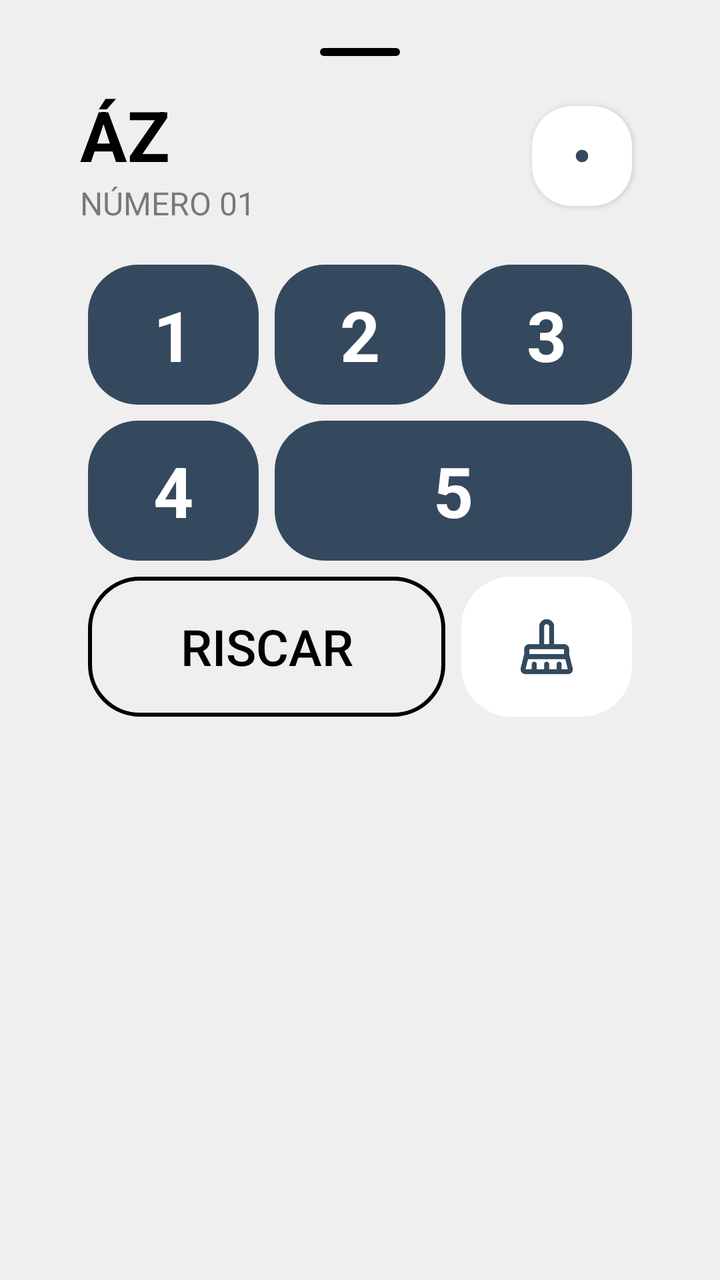
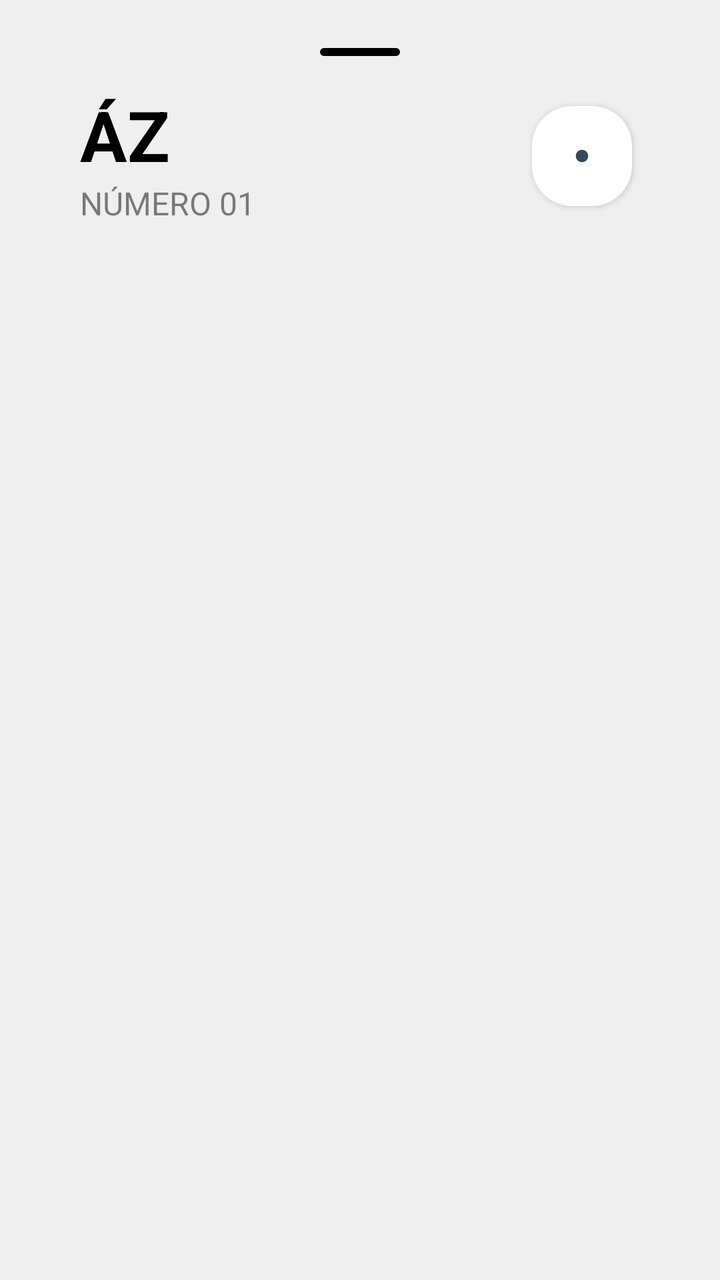

Screens rendered from an Android XML layout before and after an edit, with the pre-edit source and the edit as a unified diff.
<!-- AndroidManifest.xml: application theme Base.Theme.KingOfBozo.Standard -->
<!-- res/layout/box_az.xml -->
<?xml version="1.0" encoding="utf-8"?>
<LinearLayout xmlns:android="http://schemas.android.com/apk/res/android"
xmlns:app="http://schemas.android.com/apk/res-auto"
xmlns:tools="http://schemas.android.com/tools"
android:id="@+id/numbers_points"
android:layout_width="match_parent"
android:layout_height="wrap_content"
android:backgroundTint="?attr/customBackground"
android:background="@drawable/bottom_sheet_background"
android:orientation="vertical"
android:padding="24dp">

<ImageView
    android:layout_width="40dp"
    android:layout_height="4dp"
    android:layout_gravity="center_horizontal"
    android:layout_marginBottom="16dp"
    app:tint="?attr/textFillColor"
    android:src="@drawable/background_card_dark" />


    <LinearLayout
        android:id="@+id/action_bar"
        android:layout_width="match_parent"
        android:layout_height="wrap_content"
        android:paddingHorizontal="16dp"
        android:gravity="center"
        tools:ignore="MissingConstraints">













        <LinearLayout
            android:layout_width="wrap_content"
            android:layout_height="wrap_content"
            android:orientation="vertical"
            android:layout_weight="1"
            app:layout_constraintStart_toEndOf="@+id/button_back">



            <TextView
                android:id="@+id/scoring_title"
                android:layout_width="wrap_content"
                android:layout_height="wrap_content"
                android:text="ÁZ"
                android:textColor="?attr/textFillColor"
                android:textSize="35sp"
                android:textStyle="bold" />
            <TextView
                android:layout_width="wrap_content"
                android:layout_height="wrap_content"
                android:text="NÚMERO 01"
                android:alpha="0.5"
                android:textColor="?attr/textFillColor"
                android:textSize="16sp" />

        </LinearLayout>

        <ImageView
            android:layout_height="50dp"
            android:layout_width="50dp"
            android:backgroundTint="?attr/cardBackgroundColor"
            android:background="@drawable/background_card_de_boca"
            android:src="@drawable/ic_dice_1"
            app:tint="?attr/colorPrimary"
            android:elevation="2dp"
            android:layout_margin="4dp"/>

    </LinearLayout>

<LinearLayout
    android:layout_width="match_parent"
    android:layout_height="wrap_content"
    android:orientation="vertical"
    android:padding="16dp">

    <GridLayout
        xmlns:android="http://schemas.android.com/apk/res/android"
        xmlns:app="http://schemas.android.com/apk/res-auto"
        android:layout_width="match_parent"
        android:layout_height="wrap_content"
        android:columnCount="3"
        android:rowCount="3">

        <TextView
            android:id="@+id/valor_01"
            android:layout_height="70dp"
            android:layout_width="0dp"
            android:backgroundTint="?attr/colorPrimary"
            android:background="@drawable/background_card_black"
            android:textColor="?attr/customTextBackground"
            android:text="1"
            android:textSize="35dp"
            android:textStyle="bold"
            android:gravity="center"
            android:layout_row="0"
            android:layout_column="0"
            android:layout_columnSpan="1"
            android:layout_columnWeight="1"
            android:layout_gravity="fill"
            android:layout_margin="4dp"/>

        <TextView
            android:id="@+id/valor_02"
            android:layout_height="70dp"
            android:layout_width="0dp"
            android:backgroundTint="?attr/colorPrimary"
            android:background="@drawable/background_card_black"
            android:textColor="?attr/customTextBackground"
            android:text="2"
            android:textSize="35dp"
            android:textStyle="bold"
            android:gravity="center"
            android:layout_row="0"
            android:layout_column="1"
            android:layout_columnWeight="1"
            android:layout_gravity="fill"
            android:layout_margin="4dp"/>

        <TextView
            android:id="@+id/valor_03"
            android:layout_height="70dp"
            android:layout_width="0dp"
            android:backgroundTint="?attr/colorPrimary"
            android:background="@drawable/background_card_black"
            android:textColor="?attr/customTextBackground"
            android:text="3"
            android:textSize="35dp"
            android:textStyle="bold"
            android:gravity="center"
            android:layout_row="0"
            android:layout_column="2"
            android:layout_columnWeight="1"
            android:layout_gravity="fill"
            android:layout_margin="4dp"/>

        <TextView
            android:id="@+id/valor_04"
            android:layout_height="70dp"
            android:layout_width="0dp"
            android:backgroundTint="?attr/colorPrimary"
            android:background="@drawable/background_card_black"
            android:textColor="?attr/customTextBackground"
            android:text="4"
            android:textSize="35dp"
            android:textStyle="bold"
            android:gravity="center"
            android:layout_row="1"
            android:layout_column="0"
            android:layout_columnWeight="1"
            android:layout_gravity="fill"
            android:layout_margin="4dp"/>

        <TextView
            android:id="@+id/valor_05"
            android:layout_height="20dp"
            android:layout_width="0dp"
            android:backgroundTint="?attr/colorPrimary"
            android:background="@drawable/background_card_black"
            android:textColor="?attr/customTextBackground"
            android:text="5"
            android:textSize="35dp"
            android:textStyle="bold"
            android:gravity="center"
            android:layout_row="1"
            android:layout_column="1"
            android:layout_columnSpan="2"
            android:layout_columnWeight="1"
            android:layout_gravity="fill"
            android:layout_margin="4dp"/>

        <ImageView
            android:id="@+id/btn_nulo"
            android:layout_height="70dp"
            android:layout_width="0dp"
            android:backgroundTint="?attr/cardBackgroundColor"
            android:background="@drawable/background_card_black"
            android:src="@drawable/ic_clear"
            app:tint="?attr/colorPrimary"
            android:layout_row="2"
            android:layout_column="2"
            android:layout_columnWeight="1"
            android:layout_gravity="fill"
            android:padding="20dp"
            android:layout_margin="4dp"/>

        <Button
            android:id="@+id/btn_riscar"
            android:layout_height="70dp"
            android:layout_width="0dp"
            app:backgroundTint="?attr/textFillColor"
            android:background="@drawable/background_score_option_riscar"
            app:cornerRadius="20dp"
            android:text="RISCAR"
            android:textSize="25dp"
            android:textColor="?attr/textFillColor"
            app:icon="@drawable/ic_riscar"
            app:iconSize="25dp"
            app:iconTint="?attr/textFillColor"
            android:gravity="center"
            android:layout_row="2"
            android:layout_column="0"
            android:layout_columnSpan="2"
            android:layout_columnWeight="1"
            android:layout_gravity="fill"
            android:layout_margin="4dp" />


    </GridLayout>

</LinearLayout>


</LinearLayout>
<!-- resources referenced by this layout -->
<resources>
  <!-- drawable background_card_black (drawable) -->
  <shape xmlns:android="http://schemas.android.com/apk/res/android"
      android:shape="rectangle">
      <solid android:color="@color/fundo_light" />
      <corners android:radius="25dp" />
  </shape>
  <!-- drawable background_card_dark (drawable) -->
  <shape xmlns:android="http://schemas.android.com/apk/res/android"
      android:shape="rectangle">
      <solid android:color="@color/fundo_light" />
      <corners android:radius="100dp" />
  </shape>
  <!-- drawable background_card_de_boca (drawable) -->
  <shape xmlns:android="http://schemas.android.com/apk/res/android"
      android:shape="rectangle">
      <solid android:color="@color/fundo_light" />
      <corners android:radius="20dp" />
  </shape>
  <!-- drawable background_score_option_riscar (drawable) -->
  <shape xmlns:android="http://schemas.android.com/apk/res/android"
      android:shape="rectangle">
      <corners android:radius="25dp" />
      <stroke android:width="2dp" android:color="@color/fundo_light" />
      <solid android:color="@android:color/transparent" />
  </shape>
  <!-- drawable bottom_sheet_background (drawable) -->
  <?xml version="1.0" encoding="utf-8"?>
  <shape xmlns:android="http://schemas.android.com/apk/res/android"
      android:shape="rectangle">
      <solid android:color="@color/fundo_light"/>
      <corners android:topLeftRadius="55dp" android:topRightRadius="55dp"/>
  </shape>
  <!-- drawable ic_clear (drawable) -->
  <vector xmlns:android="http://schemas.android.com/apk/res/android"
      android:width="24dp"
      android:height="24dp"
      android:viewportWidth="960"
      android:viewportHeight="960"
      android:tint="?attr/colorControlNormal">
    <path
        android:fillColor="@android:color/white"
        android:pathData="M440,440L520,440L520,160Q520,143 508.5,131.5Q497,120 480,120Q463,120 451.5,131.5Q440,143 440,160L440,440ZM200,600L760,600L760,520Q760,520 760,520Q760,520 760,520L200,520Q200,520 200,520Q200,520 200,520L200,600ZM142,840L240,840L240,760Q240,743 251.5,731.5Q263,720 280,720Q297,720 308.5,731.5Q320,743 320,760L320,840L440,840L440,760Q440,743 451.5,731.5Q463,720 480,720Q497,720 508.5,731.5Q520,743 520,760L520,840L640,840L640,760Q640,743 651.5,731.5Q663,720 680,720Q697,720 708.5,731.5Q720,743 720,760L720,840L818,840Q818,840 818,840Q818,840 818,840L778,680L182,680L142,840Q142,840 142,840Q142,840 142,840ZM818,920L142,920Q103,920 79,889Q55,858 65,820L120,600L120,520Q120,487 143.5,463.5Q167,440 200,440L360,440L360,160Q360,110 395,75Q430,40 480,40Q530,40 565,75Q600,110 600,160L600,440L760,440Q793,440 816.5,463.5Q840,487 840,520L840,600L895,820Q908,858 883.5,889Q859,920 818,920ZM760,520L200,520L200,520Q200,520 200,520Q200,520 200,520L760,520Q760,520 760,520Q760,520 760,520ZM520,440L440,440L440,440Q440,440 451.5,440Q463,440 480,440Q497,440 508.5,440Q520,440 520,440Z"/>
  </vector>
  <!-- drawable ic_riscar (drawable) -->
  <vector xmlns:android="http://schemas.android.com/apk/res/android"
      android:width="24dp"
      android:height="24dp"
      android:viewportWidth="960"
      android:viewportHeight="960"
      android:tint="?attr/colorControlNormal">
    <path
        android:fillColor="@android:color/white"
        android:pathData="M753,640L673,560L800,560L800,640L753,640ZM640,527L433,320L560,320L560,160L640,160L640,320L800,320L800,400L640,400L640,527ZM400,287L320,207L320,160L400,160L400,287ZM791,904L640,753L640,800L560,800L560,673L527,640L400,640L400,800L320,800L320,640L160,640L160,560L320,560L320,433L287,400L160,400L160,320L207,320L56,169L112,112L848,848L791,904Z"/>
  </vector>
  <color name="fundo_light">#EFEFEF</color>
  <color name="padrao">#34495e</color>
  <color name="text_dark">#000000</color>
  <color name="text_light">#FFFFFF</color>
  <color name="icon_dark">#000000</color>
  <color name="icon_light">#FFFFFF</color>
  <color name="card_light">#FFFFFF</color>
  <color name="card_dark">#282828</color>
  <!-- unchanged entries left out for length: 3 -->
</resources>

<!-- the commit's change to res/layout/box_az.xml (unified diff, before → after) -->
@@ -78,147 +78,7 @@ android:padding="24dp">
 
     </LinearLayout>
 
-<LinearLayout
-    android:layout_width="match_parent"
-    android:layout_height="wrap_content"
-    android:orientation="vertical"
-    android:padding="16dp">
 
-    <GridLayout
-        xmlns:android="http://schemas.android.com/apk/res/android"
-        xmlns:app="http://schemas.android.com/apk/res-auto"
-        android:layout_width="match_parent"
-        android:layout_height="wrap_content"
-        android:columnCount="3"
-        android:rowCount="3">
-
-        <TextView
-            android:id="@+id/valor_01"
-            android:layout_height="70dp"
-            android:layout_width="0dp"
-            android:backgroundTint="?attr/colorPrimary"
-            android:background="@drawable/background_card_black"
-            android:textColor="?attr/customTextBackground"
-            android:text="1"
-            android:textSize="35dp"
-            android:textStyle="bold"
-            android:gravity="center"
-            android:layout_row="0"
-            android:layout_column="0"
-            android:layout_columnSpan="1"
-            android:layout_columnWeight="1"
-            android:layout_gravity="fill"
-            android:layout_margin="4dp"/>
-
-        <TextView
-            android:id="@+id/valor_02"
-            android:layout_height="70dp"
-            android:layout_width="0dp"
-            android:backgroundTint="?attr/colorPrimary"
-            android:background="@drawable/background_card_black"
-            android:textColor="?attr/customTextBackground"
-            android:text="2"
-            android:textSize="35dp"
-            android:textStyle="bold"
-            android:gravity="center"
-            android:layout_row="0"
-            android:layout_column="1"
-            android:layout_columnWeight="1"
-            android:layout_gravity="fill"
-            android:layout_margin="4dp"/>
-
-        <TextView
-            android:id="@+id/valor_03"
-            android:layout_height="70dp"
-            android:layout_width="0dp"
-            android:backgroundTint="?attr/colorPrimary"
-            android:background="@drawable/background_card_black"
-            android:textColor="?attr/customTextBackground"
-            android:text="3"
-            android:textSize="35dp"
-            android:textStyle="bold"
-            android:gravity="center"
-            android:layout_row="0"
-            android:layout_column="2"
-            android:layout_columnWeight="1"
-            android:layout_gravity="fill"
-            android:layout_margin="4dp"/>
-
-        <TextView
-            android:id="@+id/valor_04"
-            android:layout_height="70dp"
-            android:layout_width="0dp"
-            android:backgroundTint="?attr/colorPrimary"
-            android:background="@drawable/background_card_black"
-            android:textColor="?attr/customTextBackground"
-            android:text="4"
-            android:textSize="35dp"
-            android:textStyle="bold"
-            android:gravity="center"
-            android:layout_row="1"
-            android:layout_column="0"
-            android:layout_columnWeight="1"
-            android:layout_gravity="fill"
-            android:layout_margin="4dp"/>
-
-        <TextView
-            android:id="@+id/valor_05"
-            android:layout_height="20dp"
-            android:layout_width="0dp"
-            android:backgroundTint="?attr/colorPrimary"
-            android:background="@drawable/background_card_black"
-            android:textColor="?attr/customTextBackground"
-            android:text="5"
-            android:textSize="35dp"
-            android:textStyle="bold"
-            android:gravity="center"
-            android:layout_row="1"
-            android:layout_column="1"
-            android:layout_columnSpan="2"
-            android:layout_columnWeight="1"
-            android:layout_gravity="fill"
-            android:layout_margin="4dp"/>
-
-        <ImageView
-            android:id="@+id/btn_nulo"
-            android:layout_height="70dp"
-            android:layout_width="0dp"
-            android:backgroundTint="?attr/cardBackgroundColor"
-            android:background="@drawable/background_card_black"
-            android:src="@drawable/ic_clear"
-            app:tint="?attr/colorPrimary"
-            android:layout_row="2"
-            android:layout_column="2"
-            android:layout_columnWeight="1"
-            android:layout_gravity="fill"
-            android:padding="20dp"
-            android:layout_margin="4dp"/>
-
-        <Button
-            android:id="@+id/btn_riscar"
-            android:layout_height="70dp"
-            android:layout_width="0dp"
-            app:backgroundTint="?attr/textFillColor"
-            android:background="@drawable/background_score_option_riscar"
-            app:cornerRadius="20dp"
-            android:text="RISCAR"
-            android:textSize="25dp"
-            android:textColor="?attr/textFillColor"
-            app:icon="@drawable/ic_riscar"
-            app:iconSize="25dp"
-            app:iconTint="?attr/textFillColor"
-            android:gravity="center"
-            android:layout_row="2"
-            android:layout_column="0"
-            android:layout_columnSpan="2"
-            android:layout_columnWeight="1"
-            android:layout_gravity="fill"
-            android:layout_margin="4dp" />
-
-
-    </GridLayout>
-
-</LinearLayout>
 
 
 </LinearLayout>
<!-- resource entries referenced after the edit -->
@@ -1,11 +1,5 @@
 <!-- resources referenced by this layout -->
 <resources>
-  <!-- drawable background_card_black (drawable) -->
-  <shape xmlns:android="http://schemas.android.com/apk/res/android"
-      android:shape="rectangle">
-      <solid android:color="@color/fundo_light" />
-      <corners android:radius="25dp" />
-  </shape>
   <!-- drawable background_card_dark (drawable) -->
   <shape xmlns:android="http://schemas.android.com/apk/res/android"
       android:shape="rectangle">
@@ -18,13 +12,6 @@
       <solid android:color="@color/fundo_light" />
       <corners android:radius="20dp" />
   </shape>
-  <!-- drawable background_score_option_riscar (drawable) -->
-  <shape xmlns:android="http://schemas.android.com/apk/res/android"
-      android:shape="rectangle">
-      <corners android:radius="25dp" />
-      <stroke android:width="2dp" android:color="@color/fundo_light" />
-      <solid android:color="@android:color/transparent" />
-  </shape>
   <!-- drawable bottom_sheet_background (drawable) -->
   <?xml version="1.0" encoding="utf-8"?>
   <shape xmlns:android="http://schemas.android.com/apk/res/android"
@@ -32,28 +19,6 @@
       <solid android:color="@color/fundo_light"/>
       <corners android:topLeftRadius="55dp" android:topRightRadius="55dp"/>
   </shape>
-  <!-- drawable ic_clear (drawable) -->
-  <vector xmlns:android="http://schemas.android.com/apk/res/android"
-      android:width="24dp"
-      android:height="24dp"
-      android:viewportWidth="960"
-      android:viewportHeight="960"
-      android:tint="?attr/colorControlNormal">
-    <path
-        android:fillColor="@android:color/white"
-        android:pathData="M440,440L520,440L520,160Q520,143 508.5,131.5Q497,120 480,120Q463,120 451.5,131.5Q440,143 440,160L440,440ZM200,600L760,600L760,520Q760,520 760,520Q760,520 760,520L200,520Q200,520 200,520Q200,520 200,520L200,600ZM142,840L240,840L240,760Q240,743 251.5,731.5Q263,720 280,720Q297,720 308.5,731.5Q320,743 320,760L320,840L440,840L440,760Q440,743 451.5,731.5Q463,720 480,720Q497,720 508.5,731.5Q520,743 520,760L520,840L640,840L640,760Q640,743 651.5,731.5Q663,720 680,720Q697,720 708.5,731.5Q720,743 720,760L720,840L818,840Q818,840 818,840Q818,840 818,840L778,680L182,680L142,840Q142,840 142,840Q142,840 142,840ZM818,920L142,920Q103,920 79,889Q55,858 65,820L120,600L120,520Q120,487 143.5,463.5Q167,440 200,440L360,440L360,160Q360,110 395,75Q430,40 480,40Q530,40 565,75Q600,110 600,160L600,440L760,440Q793,440 816.5,463.5Q840,487 840,520L840,600L895,820Q908,858 883.5,889Q859,920 818,920ZM760,520L200,520L200,520Q200,520 200,520Q200,520 200,520L760,520Q760,520 760,520Q760,520 760,520ZM520,440L440,440L440,440Q440,440 451.5,440Q463,440 480,440Q497,440 508.5,440Q520,440 520,440Z"/>
-  </vector>
-  <!-- drawable ic_riscar (drawable) -->
-  <vector xmlns:android="http://schemas.android.com/apk/res/android"
-      android:width="24dp"
-      android:height="24dp"
-      android:viewportWidth="960"
-      android:viewportHeight="960"
-      android:tint="?attr/colorControlNormal">
-    <path
-        android:fillColor="@android:color/white"
-        android:pathData="M753,640L673,560L800,560L800,640L753,640ZM640,527L433,320L560,320L560,160L640,160L640,320L800,320L800,400L640,400L640,527ZM400,287L320,207L320,160L400,160L400,287ZM791,904L640,753L640,800L560,800L560,673L527,640L400,640L400,800L320,800L320,640L160,640L160,560L320,560L320,433L287,400L160,400L160,320L207,320L56,169L112,112L848,848L791,904Z"/>
-  </vector>
   <color name="fundo_light">#EFEFEF</color>
   <color name="padrao">#34495e</color>
   <color name="text_dark">#000000</color>
